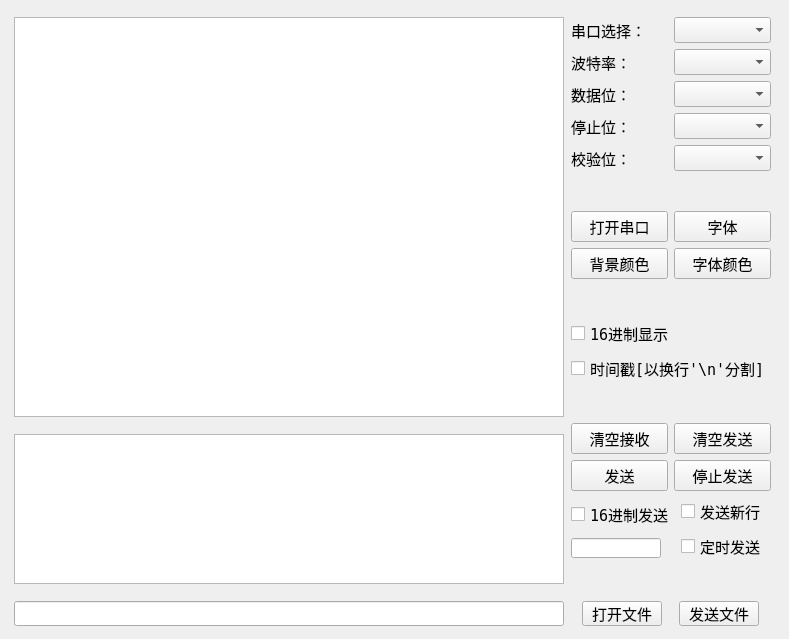
The window that SerialPortDbg/mainwidget.ui (SandroDickens/SupperCOM) describes before a commit, drawn with Qt 5.
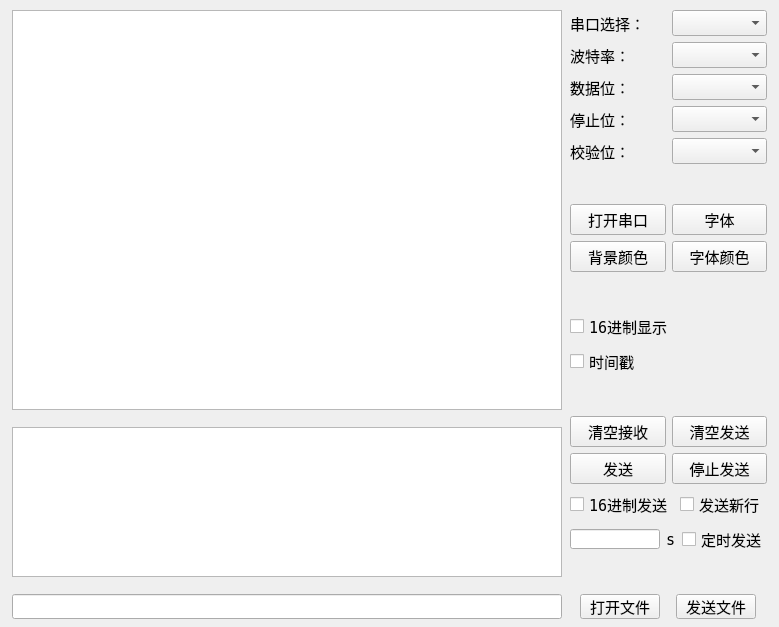
The same window after the commit.

Diff of the .ui file:
```diff
--- a/SerialPortDbg/mainwidget.ui
+++ b/SerialPortDbg/mainwidget.ui
@@ -6,16 +6,28 @@
    <rect>
     <x>0</x>
     <y>0</y>
-    <width>789</width>
-    <height>639</height>
+    <width>779</width>
+    <height>627</height>
    </rect>
   </property>
   <property name="sizePolicy">
-   <sizepolicy hsizetype="Minimum" vsizetype="Minimum">
+   <sizepolicy hsizetype="Fixed" vsizetype="Fixed">
     <horstretch>0</horstretch>
     <verstretch>0</verstretch>
    </sizepolicy>
   </property>
+  <property name="minimumSize">
+   <size>
+    <width>779</width>
+    <height>627</height>
+   </size>
+  </property>
+  <property name="maximumSize">
+   <size>
+    <width>779</width>
+    <height>627</height>
+   </size>
+  </property>
   <property name="font">
    <font>
     <family>DejaVu Sans Mono</family>
@@ -31,14 +43,14 @@
   <widget class="QWidget" name="">
    <property name="geometry">
     <rect>
-     <x>13</x>
-     <y>17</y>
-     <width>761</width>
+     <x>10</x>
+     <y>10</y>
+     <width>760</width>
      <height>609</height>
     </rect>
    </property>
-   <layout class="QHBoxLayout" name="horizontalLayout_3">
-    <item>
+   <layout class="QGridLayout" name="gridLayout_5">
+    <item row="0" column="0">
      <layout class="QVBoxLayout" name="verticalLayout_5">
       <item>
        <widget class="QTextBrowser" name="recvTextBrowser">
@@ -122,8 +134,8 @@
       </item>
      </layout>
     </item>
-    <item>
-     <layout class="QVBoxLayout" name="verticalLayout_3">
+    <item row="0" column="1">
+     <layout class="QVBoxLayout" name="verticalLayout_2">
       <item>
        <layout class="QGridLayout" name="gridLayout">
         <item row="0" column="0">
@@ -325,7 +337,7 @@
            </font>
           </property>
           <property name="text">
-           <string>时间戳[以换行'\n'分割]</string>
+           <string>时间戳</string>
           </property>
          </widget>
         </item>
@@ -377,9 +389,9 @@
        </layout>
       </item>
       <item>
-       <layout class="QHBoxLayout" name="horizontalLayout">
+       <layout class="QVBoxLayout" name="verticalLayout">
         <item>
-         <layout class="QVBoxLayout" name="verticalLayout">
+         <layout class="QHBoxLayout" name="horizontalLayout_3">
           <item>
            <widget class="QCheckBox" name="hexSend">
             <property name="font">
@@ -394,6 +406,23 @@
            </widget>
           </item>
           <item>
+           <widget class="QCheckBox" name="sendNewLine">
+            <property name="font">
+             <font>
+              <family>DejaVu Sans Mono</family>
+              <pointsize>11</pointsize>
+             </font>
+            </property>
+            <property name="text">
+             <string>发送新行</string>
+            </property>
+           </widget>
+          </item>
+         </layout>
+        </item>
+        <item>
+         <layout class="QHBoxLayout" name="horizontalLayout">
+          <item>
            <widget class="QLineEdit" name="sendInterval">
             <property name="sizePolicy">
              <sizepolicy hsizetype="Fixed" vsizetype="Fixed">
@@ -421,20 +450,10 @@
             </property>
            </widget>
           </item>
-         </layout>
-        </item>
-        <item>
-         <layout class="QVBoxLayout" name="verticalLayout_2">
           <item>
-           <widget class="QCheckBox" name="sendNewLine">
-            <property name="font">
-             <font>
-              <family>DejaVu Sans Mono</family>
-              <pointsize>11</pointsize>
-             </font>
-            </property>
+           <widget class="QLabel" name="label_6">
             <property name="text">
-             <string>发送新行</string>
+             <string>s</string>
             </property>
            </widget>
           </item>
```
Left out of the diff: 32 changed lines with no effect on the pictures.
